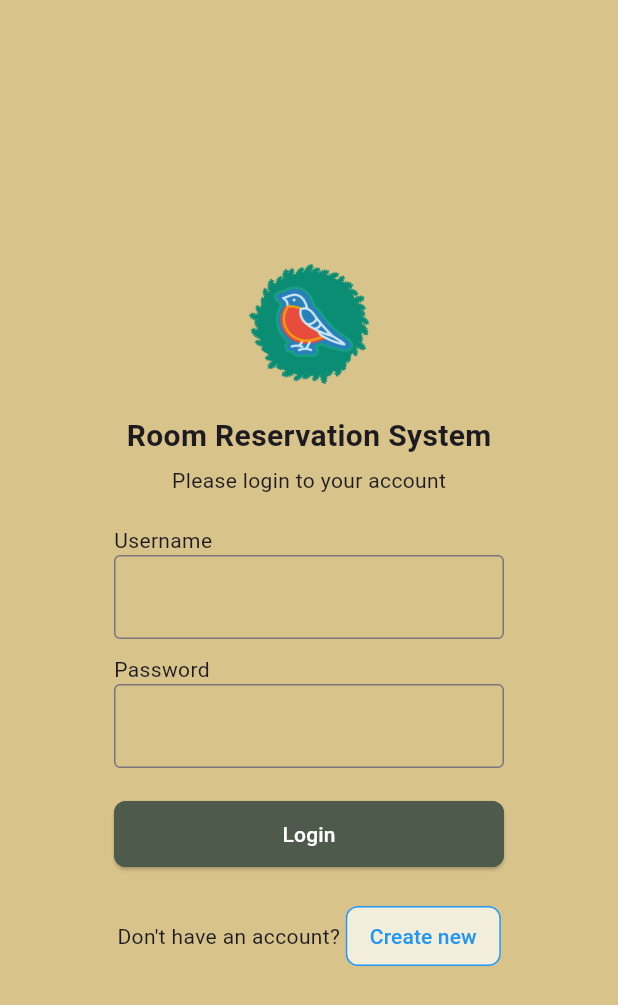
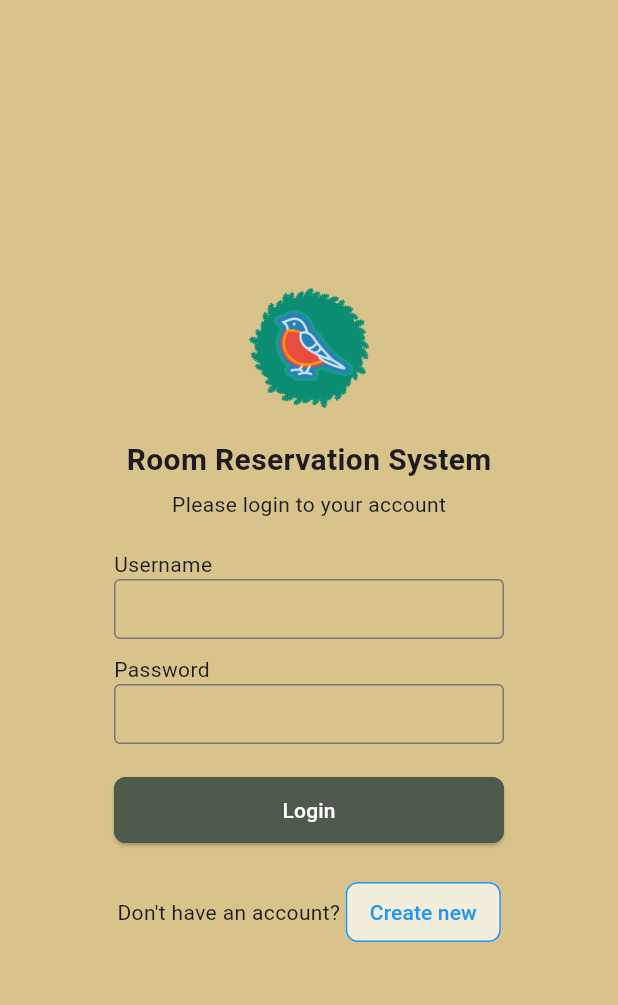
Before and after one commit to 6631501042/mobile_project, a Flutter app: the screen it shows after launch, on a phone screen of 412 x 824 dp. Shown: the top 1005 px of the screen. Run offline on Flutter 3.47's test engine with Material 3 defaults, Android fonts, the phone set to English and light mode, and no system bars.

Commit message:
create new file register.dart

```diff
--- a/lib/user/login.dart
+++ b/lib/user/login.dart
@@ -7,6 +7,7 @@ class Login extends StatelessWidget {
   Widget build(BuildContext context) {
     final TextEditingController username = TextEditingController();
     final TextEditingController password = TextEditingController();
+
     return Scaffold(
       backgroundColor: Color(0xFFD8C38A),
       body: Center(
@@ -35,7 +36,14 @@ class Login extends StatelessWidget {
               Align(alignment: Alignment.centerLeft, child: Text('Username')),
               TextField(
                 controller: username,
-                decoration: InputDecoration(border: OutlineInputBorder()),
+                decoration: InputDecoration(
+                  border: OutlineInputBorder(),
+                  isDense: true,
+                  contentPadding: EdgeInsets.symmetric(
+                    vertical: 8,
+                    horizontal: 10,
+                  ),
+                ),
               ),
               SizedBox(height: 10),
 
@@ -44,7 +52,14 @@ class Login extends StatelessWidget {
               TextField(
                 controller: password,
                 obscureText: true,
-                decoration: InputDecoration(border: OutlineInputBorder()),
+                decoration: InputDecoration(
+                  border: OutlineInputBorder(),
+                  isDense: true,
+                  contentPadding: EdgeInsets.symmetric(
+                    vertical: 8,
+                    horizontal: 10,
+                  ),
+                ),
               ),
               SizedBox(height: 20),
 
--- /dev/null
+++ b/lib/user/register.dart
@@ -0,0 +1,10 @@
+import 'package:flutter/material.dart';
+
+class Register extends StatelessWidget {
+  const Register({super.key});
+
+  @override
+  Widget build(BuildContext context) {
+    return Scaffold();
+  }
+}
```
